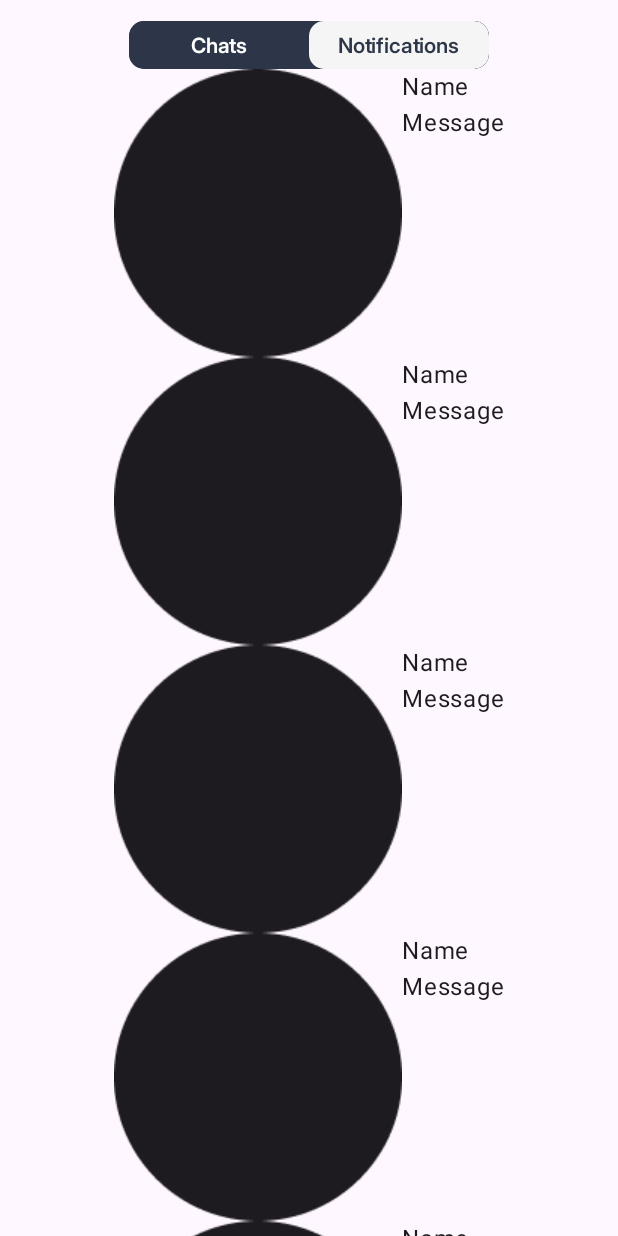
After one commit to ItsForJax/EAuction, an Android app built with Jetpack Compose: the composable InboxScreen shown on its own in the app's theme, on a phone screen of 412 x 824 dp. The commit adds this screen. Run offline under Robolectric (Android 15) with nearby library versions, the phone set to English and light mode, and no system bars.

Commit message:
Added InboxScreen.kt

```diff
--- a/app/src/main/java/com/epds/dev/eauction/MainActivity.kt
+++ b/app/src/main/java/com/epds/dev/eauction/MainActivity.kt
@@ -27,6 +27,7 @@ import com.epds.dev.eauction.ui.screens.buyer.auth.StartScreen
 import com.epds.dev.eauction.ui.screens.buyer.main.CreateAuctionPage1Screen
 import com.epds.dev.eauction.ui.screens.buyer.main.CreateAuctionPage2Screen
 import com.epds.dev.eauction.ui.screens.buyer.main.HomeScreen
+import com.epds.dev.eauction.ui.screens.buyer.main.InboxScreen
 import com.epds.dev.eauction.ui.theme.AppTheme
 
 
@@ -49,7 +50,8 @@ class MainActivity : ComponentActivity() {
                 ) {
 //                    StartScreen()
 //                    CreateAuctionPage1Screen(modifier = Modifier.weight(1f))
-                    CreateAuctionPage2Screen(modifier = Modifier.weight(1f))
+//                    CreateAuctionPage2Screen(modifier = Modifier.weight(1f))
+                    InboxScreen(modifier = Modifier.weight(1f))
                     Column (modifier = Modifier.fillMaxWidth().height(75.dp).background(Color.Red)) {
                         Text("Sudo")
                     }
--- /dev/null
+++ b/app/src/main/java/com/epds/dev/eauction/ui/screens/buyer/main/InboxScreen.kt
@@ -0,0 +1,118 @@
+package com.epds.dev.eauction.ui.screens.buyer.main
+
+import com.epds.dev.eauction.R
+import androidx.compose.foundation.background
+import androidx.compose.foundation.border
+import androidx.compose.foundation.layout.Arrangement
+import androidx.compose.foundation.layout.Column
+import androidx.compose.foundation.layout.Row
+import androidx.compose.foundation.layout.Spacer
+import androidx.compose.foundation.layout.fillMaxSize
+import androidx.compose.foundation.layout.fillMaxWidth
+import androidx.compose.foundation.layout.height
+import androidx.compose.foundation.layout.size
+import androidx.compose.foundation.rememberScrollState
+import androidx.compose.foundation.shape.RoundedCornerShape
+import androidx.compose.foundation.verticalScroll
+import androidx.compose.material3.Card
+import androidx.compose.material3.CardColors
+import androidx.compose.material3.Icon
+import androidx.compose.material3.Text
+import androidx.compose.runtime.Composable
+import androidx.compose.runtime.mutableStateOf
+import androidx.compose.runtime.setValue
+import androidx.compose.runtime.getValue
+import androidx.compose.runtime.remember
+import androidx.compose.ui.Alignment
+import androidx.compose.ui.Modifier
+import androidx.compose.ui.draw.clip
+import androidx.compose.ui.graphics.Color
+import androidx.compose.ui.res.painterResource
+import androidx.compose.ui.unit.dp
+import androidx.compose.ui.unit.sp
+import com.epds.dev.eauction.ui.theme.AppTheme
+
+@Composable
+fun InboxScreen(modifier: Modifier) {
+    Column(
+        horizontalAlignment = Alignment.CenterHorizontally,
+        verticalArrangement = Arrangement.Top,
+        modifier = modifier.fillMaxWidth()) {
+        Spacer(Modifier.height(14.dp))
+        Switch()
+        var scrollState = rememberScrollState()
+        Column (Modifier.verticalScroll(scrollState)) {
+            for (x in 1..25) {
+                Row {
+                    Icon(
+                        painterResource(R.drawable.avatar),
+                        contentDescription = ""
+                    )
+                    Column {
+                        Text(text = "Name")
+                        Text(text = "Message")
+                    }
+                }
+            }
+
+        }
+    }
+}
+
+
+
+
+@Composable
+fun Switch(){
+    Row (modifier = Modifier.clip(RoundedCornerShape(10.dp))
+        .height(32.dp)
+        .background(AppTheme.colors.base800)) {
+        var active by remember { mutableStateOf(true) }
+        var cardColors =
+            CardColors(
+                containerColor = Color(0xFFF5F5F5),
+                contentColor = AppTheme.colors.base800,
+                disabledContentColor = AppTheme.colors.white,
+                disabledContainerColor = AppTheme.colors.base800,
+            )
+
+        Card(
+            colors = cardColors,
+            onClick = { active = !active },
+            enabled = !active,
+            shape = RoundedCornerShape(10.dp),
+            modifier = Modifier.size(height = 32.dp, width = 120.dp)
+        ) {
+            Row(
+                horizontalArrangement = Arrangement.Center,
+                verticalAlignment = Alignment.CenterVertically,
+                modifier = Modifier.fillMaxSize()
+            ) {
+                Text(
+                    text = "Chats",
+                    style = AppTheme.typography.semiBold.copy(fontSize = 14.sp)
+                )
+            }
+
+        }
+        Card(
+            colors = cardColors,
+            onClick = { active = !active },
+            enabled = active,
+            shape = RoundedCornerShape(10.dp),
+            modifier = Modifier.size(height = 32.dp, width = 120.dp)
+        ) {
+            Row(
+                horizontalArrangement = Arrangement.Center,
+                verticalAlignment = Alignment.CenterVertically,
+                modifier = Modifier.fillMaxSize()
+            ) {
+                Text(
+                    text = "Notifications",
+                    style = AppTheme.typography.semiBold.copy(fontSize = 14.sp)
+                )
+            }
+
+        }
+    }
+}
```
